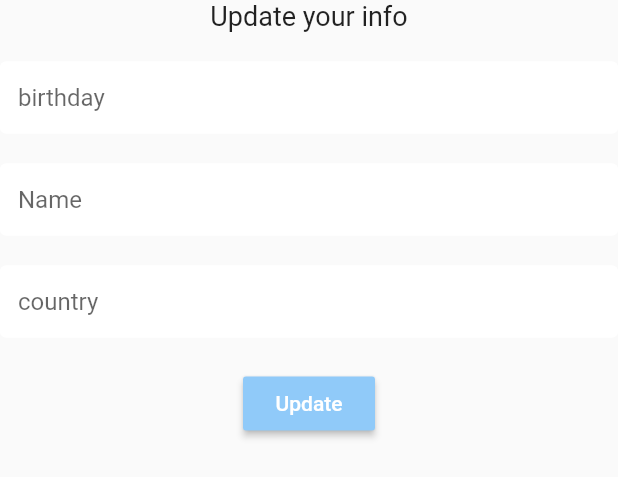
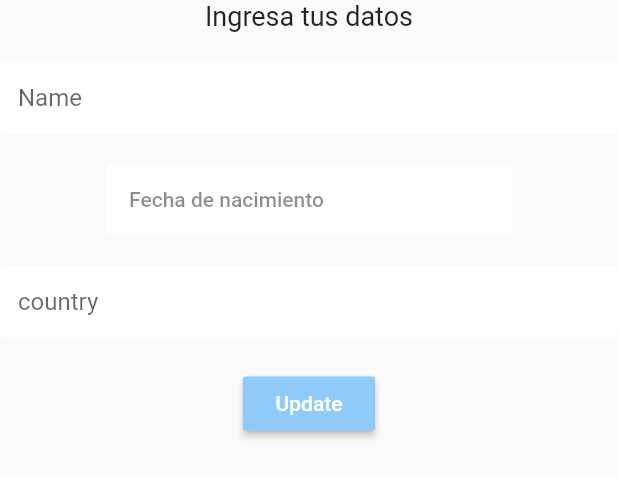
Before and after one commit to Covid-relief/CovidReliefApp, a Flutter app: the SettingsForm widget shown alone on an empty page, opened directly, after a tap on "Update", on a phone screen of 412 x 824 dp. Shown: the top 477 px of the screen. Run offline on Flutter 3.47's test engine with Material 2 defaults, Android fonts, the phone set to English and light mode, and no system bars; our stand-ins replace cloud_firestore, firebase_auth; accounts and stored records are empty.

Commit message:
date picker for birthday

```diff
--- a/CovidRelief/lib/screens/home/settings_form.dart
+++ b/CovidRelief/lib/screens/home/settings_form.dart
@@ -17,17 +17,14 @@ class _SettingsFormState extends State<SettingsForm> {
   final List<String> genero = [ 'Masculino' , 'Femenino'];
 
   //valores
-
-  String _currentBirthday;//ya
-  String _currentCountry;//ya
+  String _currentName; //ya
+  DateTime _currentBirthday;//ya
+  String _currentCountry;//dropbox
   String _currentCreation;
   String _currentgender; //dropbox
-  String _currentName; //ya
   String _currentPhone;
   String _currentState;
   String _currenType; ///ya
-
-
 
 
   @override
@@ -37,17 +34,14 @@ class _SettingsFormState extends State<SettingsForm> {
       child: Column(
         children: <Widget>[
           Text(
-            'Update your info',
+            'Ingresa tus datos',
             style : TextStyle(fontSize: 18.0),
           ),
+
+          // this sizebox helps us to keep distance between elements
           SizedBox(height: 20.0),
-          TextFormField(
 
-            decoration: textInputDecoration.copyWith(hintText: 'birthday'),
-            validator: (valbirth) => valbirth.isEmpty ? 'Please enter your birthday' : null,
-            onChanged: (valbirth) => setState(() => _currentBirthday = valbirth),
-          ),
-          SizedBox(height: 20.0),
+          // input text for name
           TextFormField(
             decoration: textInputDecoration.copyWith(hintText: 'Name'),
             validator: (valname) => valname.isEmpty ? 'Please enter a name' : null,
@@ -55,13 +49,42 @@ class _SettingsFormState extends State<SettingsForm> {
           ),
 
           SizedBox(height: 20.0),
+          // Date picker for birthday
+          FlatButton(
+            color: Colors.white,
+            // padding is the spacing inside the element
+            padding: EdgeInsets.fromLTRB(15, 15, 125, 15),
+            child: Text(
+              'Fecha de nacimiento',
+              style: TextStyle(color: Colors.black45),
+            ),
+            onPressed: () {
+              // shows calendar to pick a date
+              showDatePicker(
+                context: context,
+                initialDate: DateTime.now(),
+                firstDate: DateTime(1920, 1, 1),
+                lastDate: DateTime.now()
+              ).then((date){
+                // change variable value (current date in DB) to selected
+                setState((){
+                  _currentBirthday = date;
+                  print(_currentBirthday);
+                });
+              });
+            },
+          ),
+
+          SizedBox(height: 20.0),
+
+          // dropdown for country
           TextFormField(
             decoration: textInputDecoration.copyWith(hintText: 'country'),
             validator: (valcountry) => valcountry.isEmpty ? 'Please enter your country' : null,
             onChanged: (valcountry) => setState(() => _currentCountry = valcountry),
           ),
+
           SizedBox(height: 20.0),
-
 
           //dropdown
          /* DropdownButtonFormField(
@@ -77,7 +100,7 @@ class _SettingsFormState extends State<SettingsForm> {
 
           ),*/
 
-          //info personal
+          // Update the DB
           RaisedButton(
             color: Colors.blue[200],
             child: Text(
@@ -86,14 +109,14 @@ class _SettingsFormState extends State<SettingsForm> {
             ),
             onPressed: () async{
               print(_currentName);
-              print(_currenType);
+              print(_currentBirthday);
+              print(_currentCountry);
+              //print(_currenType);
             }
           )
 
         ],
-
       )
-
     );
   }
 }
```
